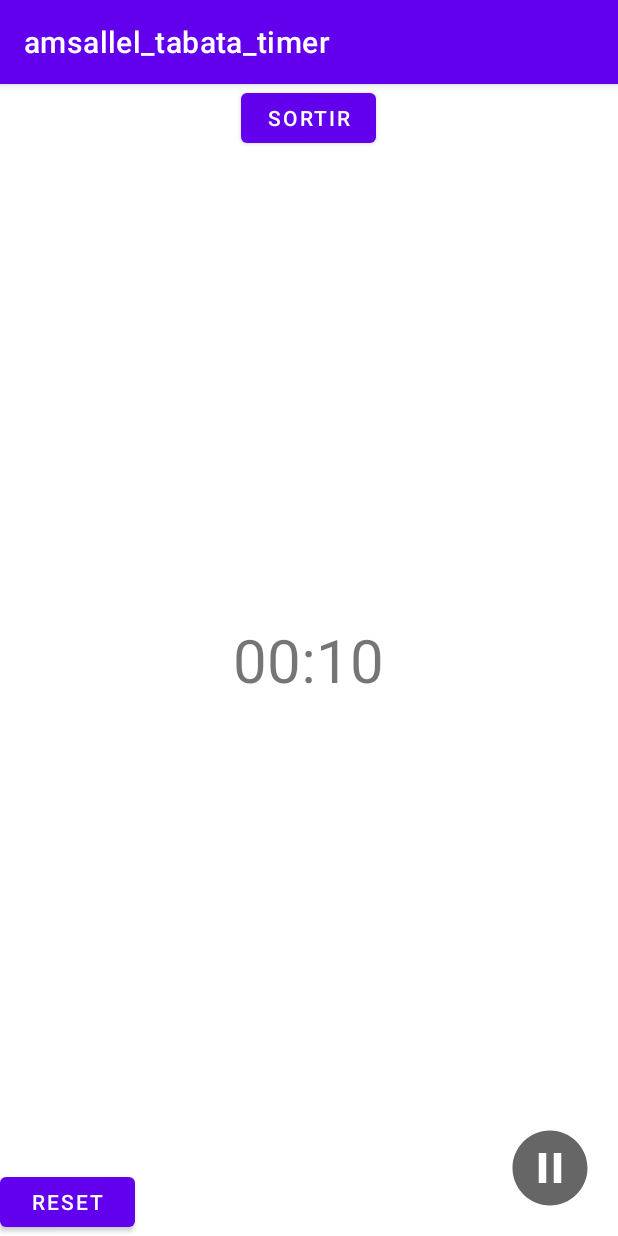
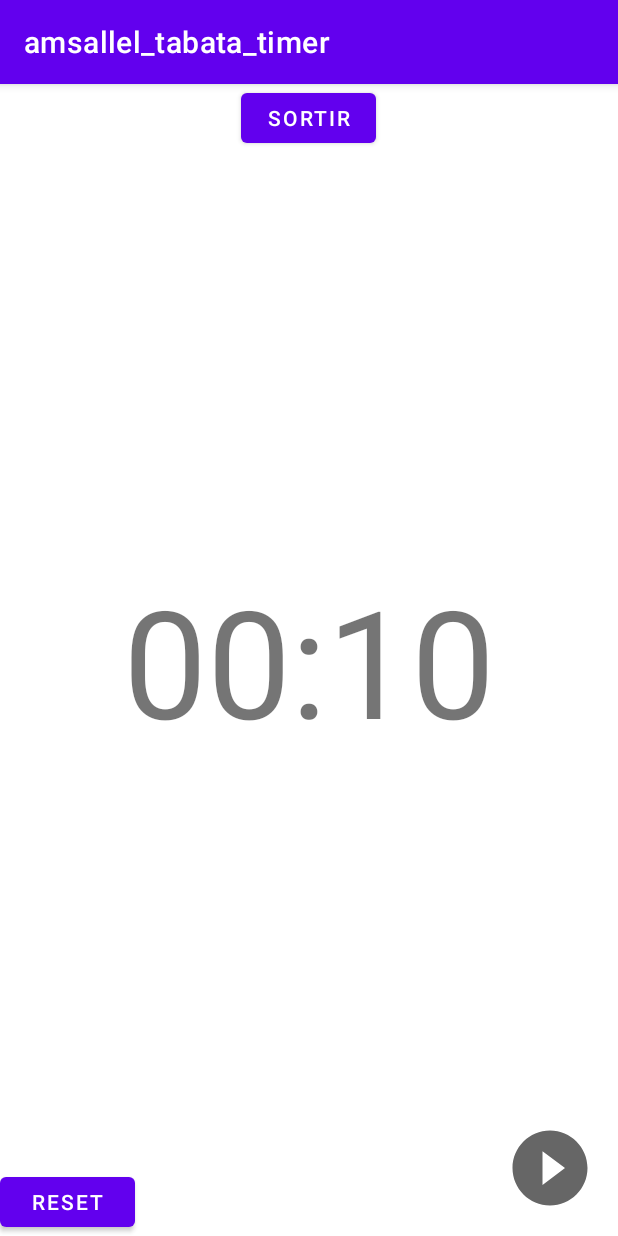
Before and after one commit to LamsaLL/tabata_timer, an Android app: the screen it shows after launch (WorkoutActivity), after a tap on "entrainement 1", on a phone screen of 412 x 824 dp. Run offline under Robolectric (Android 15) with nearby library versions, the phone set to English and light mode, and no system bars; our stand-ins replace Room's generated code.

Commit message:
fix(res/workout activity): some styles

```diff
--- a/app/src/main/res/drawable/ic_toggle.xml
+++ b/app/src/main/res/drawable/ic_toggle.xml
@@ -1,8 +1,8 @@
 <?xml version="1.0" encoding="utf-8"?>
 <selector xmlns:android="http://schemas.android.com/apk/res/android">
         <item android:state_checked="false"
-            android:drawable="@drawable/ic_baseline_pause_circle_filled_24" />
+            android:drawable="@drawable/ic_baseline_play_circle_filled_24" />
 
         <item android:state_checked="true"
-            android:drawable="@drawable/ic_baseline_play_circle_filled_24" />
+            android:drawable="@drawable/ic_baseline_pause_circle_filled_24" />
 </selector>
--- a/app/src/main/res/layout/activity_workout.xml
+++ b/app/src/main/res/layout/activity_workout.xml
@@ -17,11 +17,11 @@
         android:id="@+id/timerValue"
         android:layout_width="wrap_content"
         android:layout_height="wrap_content"
-        android:layout_centerHorizontal="true"
-        android:layout_centerVertical="true"
+        android:layout_centerInParent="true"
         android:layout_marginBottom="37dp"
-        android:textSize="40sp"
-        android:text="00:00:00" />
+        android:text="00:00"
+        android:textSize="100sp"
+        />
 
     <ToggleButton
         android:id="@+id/playPauseButton"
```
